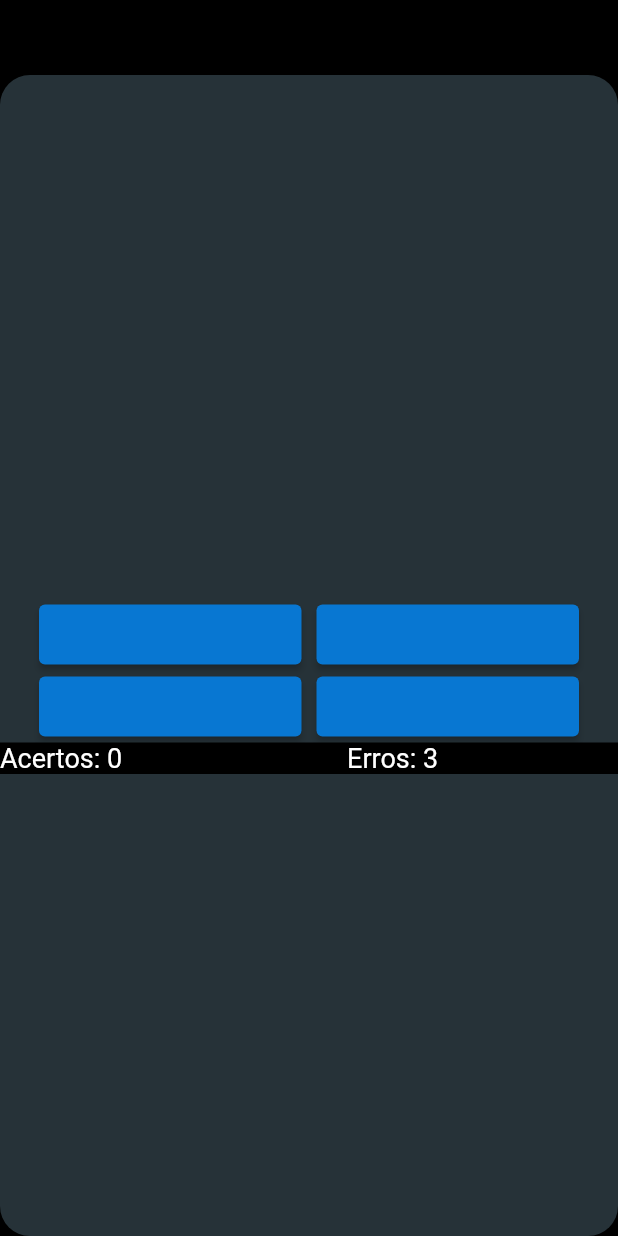
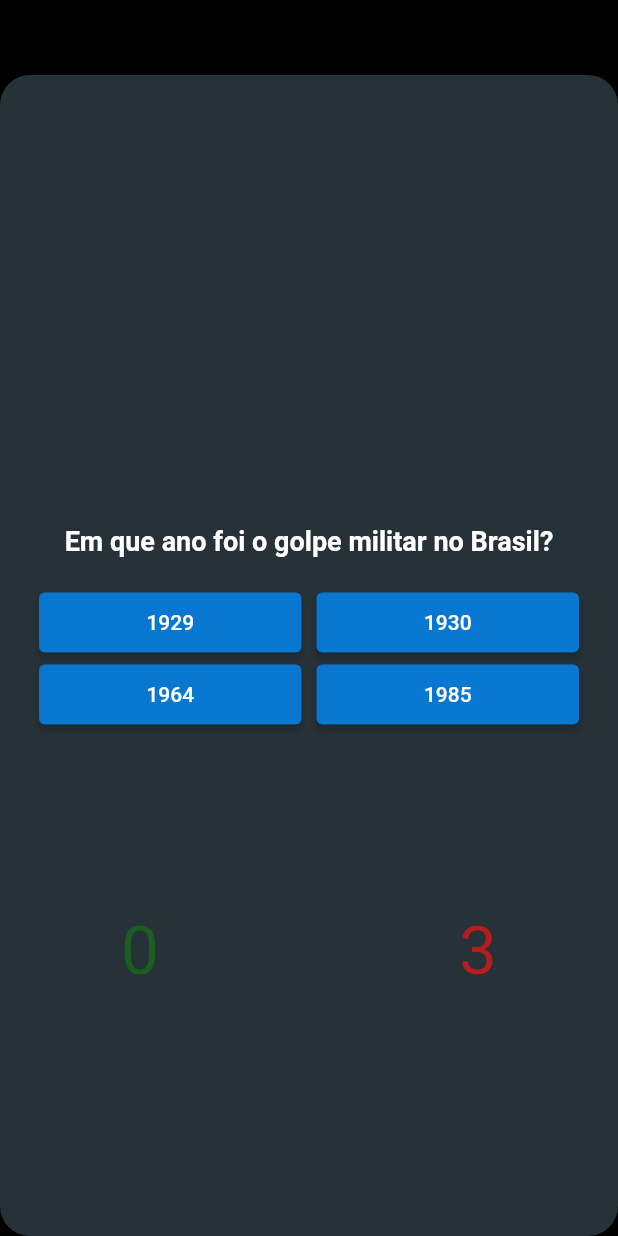
Before and after one commit to Bittencourt-26/quizApp, a Flutter app: the screen it shows after launch, after a tap on "Brasil", after a tap on "Depois da terceira", after a tap on "Ontem", on a phone screen of 412 x 824 dp. Run offline on Flutter 3.47's test engine with Material 2 defaults, Android fonts, the phone set to English and light mode, and no system bars.

Commit message:
giving counters some simple style

```diff
--- a/lib/main.dart
+++ b/lib/main.dart
@@ -24,30 +24,35 @@ class MyAppState extends State<MyApp> {
       'Qual país iniciou a revolução industrial?',
       'Quando acabou a segunda guerra mundial?',
       'Quando foi o golpe do Estado Novo?',
+      'Em que ano foi o golpe militar no Brasil?',
       '',
     ];
     final List resposta1 = [
       'Brasil',
       '2003',
       '100 a.c',
+      '1929',
       '',
     ];
     final List resposta2 = [
       'Inglaterra',
       'Depois da terceira',
       '1936',
+      '1930',
       '',
     ];
     final List resposta3 = [
       'Vaticano',
       '1945',
       'Ontem',
+      '1964',
       '',
     ];
     final List resposta4 = [
       'Congo',
       'Irineu',
       'Antes do Estado Velho',
+      '1985',
       '',
     ];
 
@@ -55,17 +60,16 @@ class MyAppState extends State<MyApp> {
       'Inglaterra',
       '1945',
       '1936',
-      '',
+      '1964',
     ];
 
     return MaterialApp(
       home: Scaffold(
         backgroundColor: Colors.black,
-        body: Center(
-          child: Container(
+        body: Container(
           //parte blueGrey arredondada
           width: double.infinity,
-            height: 900,
+          height: double.infinity,
           margin: const EdgeInsets.only(top: 50),
           decoration: BoxDecoration(
             borderRadius: const BorderRadius.all(
@@ -74,8 +78,10 @@ class MyAppState extends State<MyApp> {
             color: Colors.blueGrey[900],
           ),
           child: Column(
-              mainAxisAlignment: MainAxisAlignment.center,
             children: [
+              const SizedBox(
+                height: 300,
+              ),
               Questao(lista[
                   indice]), //construtor que chama as questões da lista de acordo com o indice
               const SizedBox(height: 20),
@@ -179,27 +185,28 @@ class MyAppState extends State<MyApp> {
                   ),
                 ],
               ),
-                const SizedBox(height: 00),
-                Container(
-                  color: Colors.black,
-                  child: Row(
+              const SizedBox(height: 120),
+              Row(
+                mainAxisAlignment: MainAxisAlignment.center,
                 children: [
                   Text(
-                        'Acertos: $contadorRespostasCertas',
-                        style:
-                            const TextStyle(color: Colors.white, fontSize: 18),
+                    '$contadorRespostasCertas',
+                    style: TextStyle(
+                      color: Colors.green[900],
+                      fontSize: 45,
                     ),
-                      const SizedBox(width: 150,),
+                  ),
+                  const SizedBox(width: 200),
                   Text(
-                        'Erros: $contadorRespostasErradas',
-                        style:
-                            const TextStyle(color: Colors.white, fontSize: 18),
-                      )
-                    ],
+                    '$contadorRespostasErradas',
+                    style: TextStyle(
+                      color: Colors.red[900],
+                      fontSize: 45,
                     ),
                   ),
                 ],
               ),
+            ],
           ),
         ),
       ),
```
Lines whose indentation alone changed are shown as unchanged.
